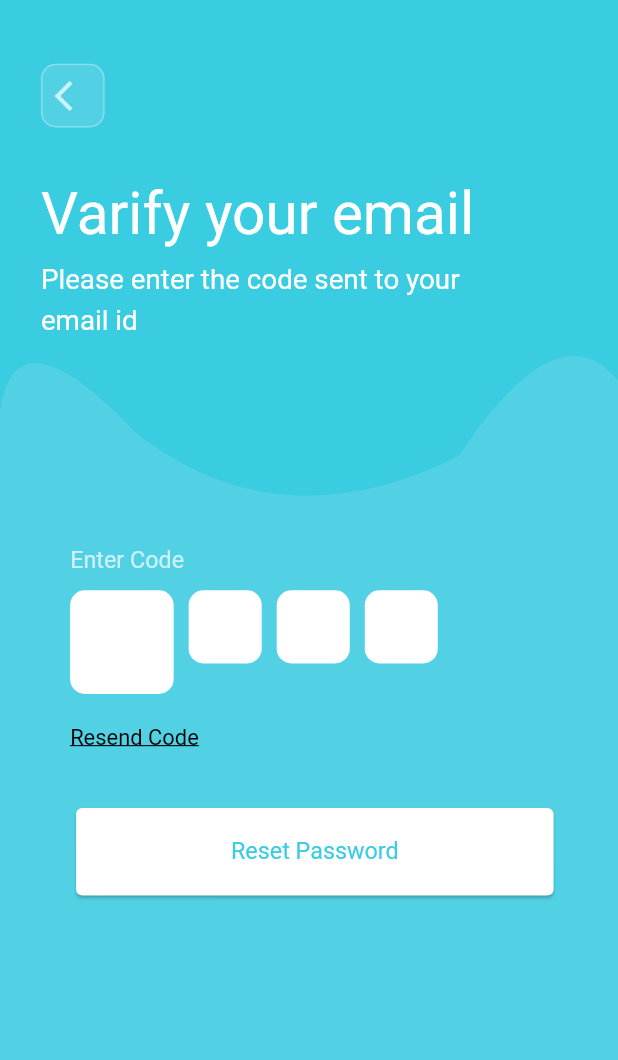
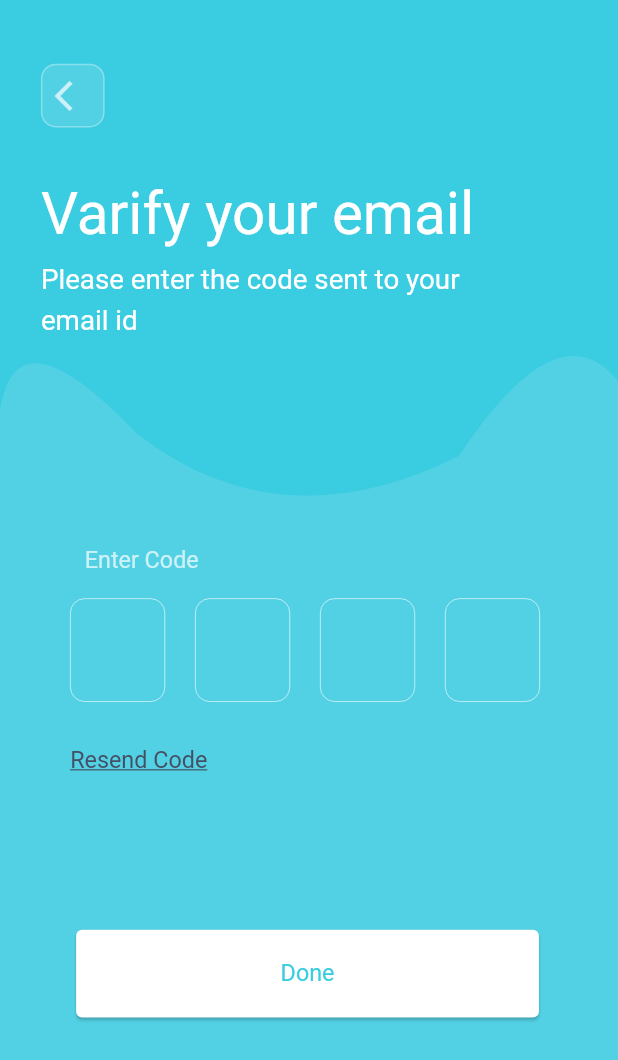
Before and after one commit to 1993Abhishek/baby_guru, a Flutter app: the VerifyEmail screen opened by its route, on a phone screen of 412 x 824 dp. Shown: the top 1060 px of the screen. Run offline on Flutter 3.47's test engine with Material 2 defaults, Android fonts, the phone set to English and light mode, and no system bars; our stand-ins replace flutter_custom_clippers.

Commit message:
email_verification

```diff
--- a/lib/ui/helper/app_color.dart
+++ b/lib/ui/helper/app_color.dart
@@ -15,6 +15,7 @@ class AppColor
   static final Color colorLogInScreenFieldTextSelected = hexToColor("#90deea");
   static final Color colorSplashScreenProvider = hexToColor("#19a0b4");
   static final Color colorSplashScreen3rdCircle = hexToColor("#b3cbdc");
+  static final Color colorResetPasswordResend = hexToColor("#454f63");
 
 
   static Color hexToColor(String code) {
--- a/lib/ui/screens/email_verification.dart
+++ b/lib/ui/screens/email_verification.dart
@@ -15,7 +15,6 @@ class VerifyEmail extends StatefulWidget {
 }
 
 class _VerifyEmailState extends State<VerifyEmail> {
-
   TextEditingController _controllerBlock1,
       _controllerBlock2,
       _controllerBlock3,
@@ -26,10 +25,7 @@ class _VerifyEmailState extends State<VerifyEmail> {
       _focusNodeBlock3,
       _focusNodeBlock4;
 
-  String otpText1 = "",
-      otpText2 = "",
-      otpText3 = "",
-      otpText4 = "";
+  String otpText1 = "", otpText2 = "", otpText3 = "", otpText4 = "";
 
   @override
   void initState() {
@@ -119,42 +115,47 @@ class _VerifyEmailState extends State<VerifyEmail> {
                 Padding(
                   padding: EdgeInsets.only(
                     left: hDimen(20),
-                    right: hDimen(10),
+                    right: hDimen(20),
                   ),
                   child: Column(
                     crossAxisAlignment: CrossAxisAlignment.start,
                     children: <Widget>[
-                      Text("Enter Code",style: TextStyle(color: Colors.white70,fontSize: hDimen(16)),),
-                      vSpacing((vDimen(10))),
-                      Row(crossAxisAlignment: CrossAxisAlignment.start,children: <Widget>[
+                      Padding(
+                        padding: EdgeInsets.only(left:hDimen(10)),
+                        child: Text(
+                          "Enter Code",
+                          style: TextStyle(
+                              color: Colors.white70, fontSize: hDimen(16)),
+                        ),
+                      ),
+                      vSpacing((vDimen(15))),
+                      Row(
+                        crossAxisAlignment: CrossAxisAlignment.start,
+                        children: <Widget>[
                           OTPBoxField(
-                          height: vDimen(65),
-                          width: vDimen(65),
+//                          height: vDimen(65),
+//                          width: vDimen(65),
                             textEditingController: _controllerBlock1,
                             focusNode: _focusNodeBlock1,
                             textInputAction: TextInputAction.next,
                             textInputType: TextInputType.number,
-                          hasError:otpText1.isEmpty,
+                            hasError: otpText1.isEmpty,
                             onChange: (value) {
                               otpText1 = value;
-                            if (value
-                                .toString()
-                                .length > 0) {
+                              if (value.toString().length > 0) {
                                 _focusNodeBlock1.unfocus();
                                 _focusNodeBlock2.requestFocus();
                               }
                             },
                           ),
-                        hSpacing(10),
+                          hSpacing(20),
                           OTPBoxField(
                             textEditingController: _controllerBlock2,
                             focusNode: _focusNodeBlock2,
-                          hasError:otpText2.isEmpty,
+                            hasError: otpText2.isEmpty,
                             onChange: (value) {
                               otpText2 = value;
-                            if (value
-                                .toString()
-                                .length > 0) {
+                              if (value.toString().length > 0) {
                                 _focusNodeBlock2.unfocus();
                                 _focusNodeBlock3.requestFocus();
                               } else {
@@ -165,18 +166,16 @@ class _VerifyEmailState extends State<VerifyEmail> {
                             textInputAction: TextInputAction.next,
                             textInputType: TextInputType.number,
                           ),
-                        hSpacing(10),
+                          hSpacing(20),
                           OTPBoxField(
                             textEditingController: _controllerBlock3,
                             focusNode: _focusNodeBlock3,
                             textInputAction: TextInputAction.next,
                             textInputType: TextInputType.number,
-                          hasError:otpText3.isEmpty,
+                            hasError: otpText3.isEmpty,
                             onChange: (value) {
                               otpText3 = value;
-                            if (value
-                                .toString()
-                                .length > 0) {
+                              if (value.toString().length > 0) {
                                 _focusNodeBlock3.unfocus();
                                 _focusNodeBlock4.requestFocus();
                               } else {
@@ -185,7 +184,7 @@ class _VerifyEmailState extends State<VerifyEmail> {
                               }
                             },
                           ),
-                        hSpacing(10),
+                          hSpacing(20),
                           OTPBoxField(
                             textEditingController: _controllerBlock4,
                             focusNode: _focusNodeBlock4,
@@ -193,9 +192,7 @@ class _VerifyEmailState extends State<VerifyEmail> {
                             textInputType: TextInputType.number,
                             onChange: (value) {
                               otpText4 = value;
-                            if (value
-                                .toString()
-                                .length > 0) {
+                              if (value.toString().length > 0) {
                                 _focusNodeBlock4.unfocus();
 //                              _focusNodeBlock5.requestFocus();
                               } else {
@@ -206,19 +203,20 @@ class _VerifyEmailState extends State<VerifyEmail> {
                                   ModalRoute.withName(Router.ROUTE_LOGIN)));*/
                             },
                           ),
-                      ],),
-                      vSpacing(20),
+                        ],
+                      ),
+                      vSpacing(30),
                       Text(
                         "Resend Code",
                         style: TextStyle(
-                          fontSize: hDimen(15),
-                          color: Colors.black,
+                          fontSize: hDimen(16),
+                          color: AppColor.colorResetPasswordResend,
                           decoration: TextDecoration.underline,
                         ),
                       ),
-                      vSpacing(35),
+                      vSpacing(100),
                       CustomButton(
-                        buttonText: "Reset Password",
+                        buttonText: "Done",
                         onClick: () {
                           Navigator.of(context)
                               .pushReplacementNamed(Router.ROUTE_HOME);
--- a/lib/ui/widgets/otp_box_field.dart
+++ b/lib/ui/widgets/otp_box_field.dart
@@ -1,3 +1,4 @@
+import 'package:babyguru/ui/helper/app_color.dart';
 import 'package:flutter/material.dart';
 import 'package:babyguru/ui/util/app_dimen.dart';
 
@@ -68,20 +69,18 @@ class _OTPBoxField extends State<OTPBoxField> {
     return GestureDetector(
       onTap: () => _focusNode.requestFocus(),
       child: Container(
-        height: widget.height != null ? widget.height : hDimen(50),
-        width: widget.width != null ? widget.width : hDimen(50),
+        height: widget.height != null ? widget.height : vDimen(65),
+        width: widget.width != null ? widget.width : hDimen(65),
         decoration: BoxDecoration(
           border: Border.all(
               color: widget.hasError
                   ? Colors.white
-                    : _focusNode.hasFocus
-                    ? Colors.white
-                    : Colors.white70,
-                width: _focusNode.hasFocus ? 2 : 1.8),
-            borderRadius: BorderRadius.circular(widget.borderRadius != null
-                ? widget.borderRadius
-                : hDimen(10)),
-            color: Colors.white),
+                  : _focusNode.hasFocus ? Colors.white70 : Colors.white70,
+              width: _focusNode.hasFocus ? 2 : 0.4),
+          borderRadius: BorderRadius.circular(
+              widget.borderRadius != null ? widget.borderRadius : hDimen(10)),
+          color: AppColor.colorLogInScreenFields,
+        ),
         child: Center(
           child: TextField(
               textAlign: TextAlign.center,
@@ -115,9 +114,7 @@ class _OTPBoxField extends State<OTPBoxField> {
                 contentPadding: EdgeInsets.all(0),
                 border: InputBorder.none,
                 hintText: widget.hintText == null ? "" : widget.hintText,
-                hintStyle: TextStyle(
-                    color: Colors.white,
-                    fontSize: hDimen(18)),
+                hintStyle: TextStyle(color: Colors.white, fontSize: hDimen(18)),
               )),
         ),
       ),
```
Lines whose indentation alone changed are shown as unchanged.
